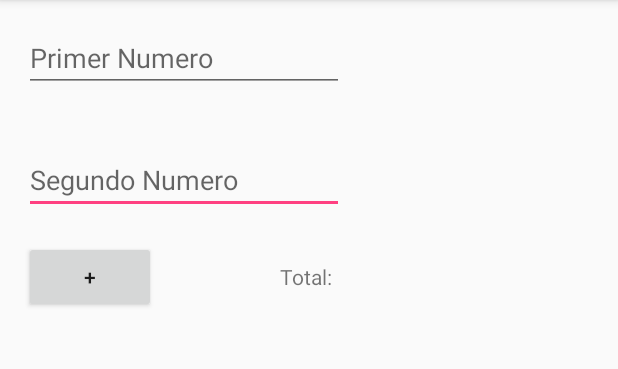
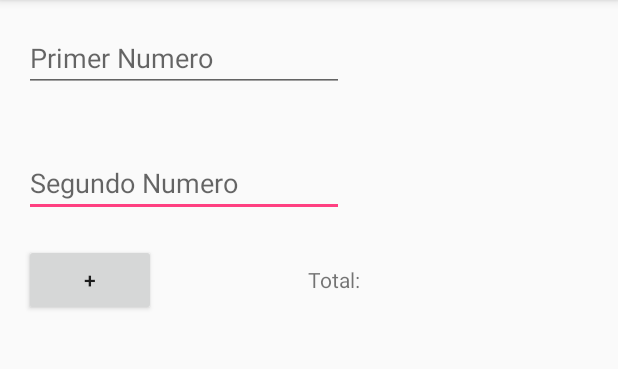
Before and after one commit to wnieves19/CursoCortoSagrado, an Android app: the screen it shows after launch (MainActivity), on a phone screen of 412 x 824 dp, the part 84-453 px from its top. Run offline under Robolectric (Android 15) with nearby library versions, the phone set to English and light mode, and no system bars.

Commit message:
Upload multiple activiies code

```diff
--- a/Calculator/app/build.gradle
+++ b/Calculator/app/build.gradle
@@ -25,5 +25,6 @@
         exclude group: 'com.android.support', module: 'support-annotations'
     })
     compile 'com.android.support:appcompat-v7:25.1.1'
+    compile 'com.android.support.constraint:constraint-layout:+'
     testCompile 'junit:junit:4.12'
 }
--- a/Calculator/app/src/main/AndroidManifest.xml
+++ b/Calculator/app/src/main/AndroidManifest.xml
@@ -15,6 +15,7 @@
                 <category android:name="android.intent.category.LAUNCHER" />
             </intent-filter>
         </activity>
+        <activity android:name=".ResultActivity"></activity>
     </application>
 
 </manifest>
--- a/Calculator/app/src/main/res/layout/activity_main.xml
+++ b/Calculator/app/src/main/res/layout/activity_main.xml
@@ -14,10 +14,13 @@
         android:id="@+id/textView"
         android:layout_width="wrap_content"
         android:layout_height="wrap_content"
-        android:layout_marginTop="113dp"
+        android:layout_marginTop="115dp"
         android:text="Total: "
         android:layout_below="@+id/firstNumber"
-        android:layout_centerHorizontal="true" />
+        android:layout_toRightOf="@+id/sumar"
+        android:layout_toEndOf="@+id/sumar"
+        android:layout_marginLeft="101dp"
+        android:layout_marginStart="101dp" />
 
     <Button
         android:text="+"
@@ -36,6 +39,7 @@
         android:ems="10"
         android:layout_marginBottom="18dp"
         android:id="@+id/secondNumber"
+        android:inputType="number"
         android:layout_above="@+id/sumar"
         android:layout_alignRight="@+id/firstNumber"
         android:layout_alignEnd="@+id/firstNumber"
```
Also changed, not shown: Calculator/app/src/main/java/com/optivon/calculator/MainActivity.java (+18 -3 lines), Calculator/app/src/main/java/com/optivon/calculator/ResultActivity.java (added, +24 -0 lines), Calculator/app/src/main/res/layout/activity_result.xml (added, +17 -0 lines).
